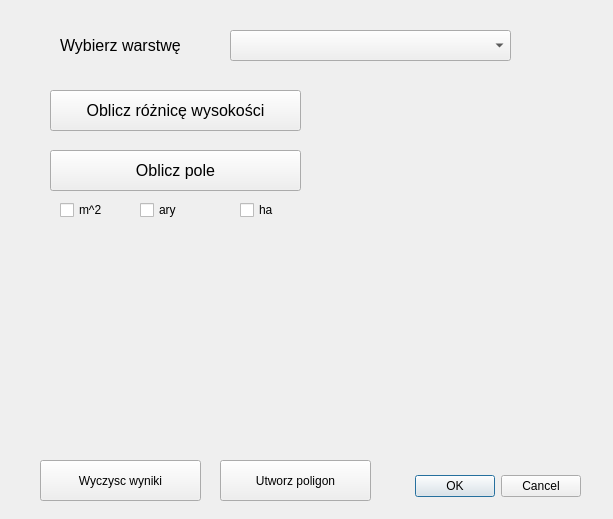
Old version of the form projekt_2_ig/projekt_2_ig_dialog_base.ui in the repository Dzik37/projkektna5.
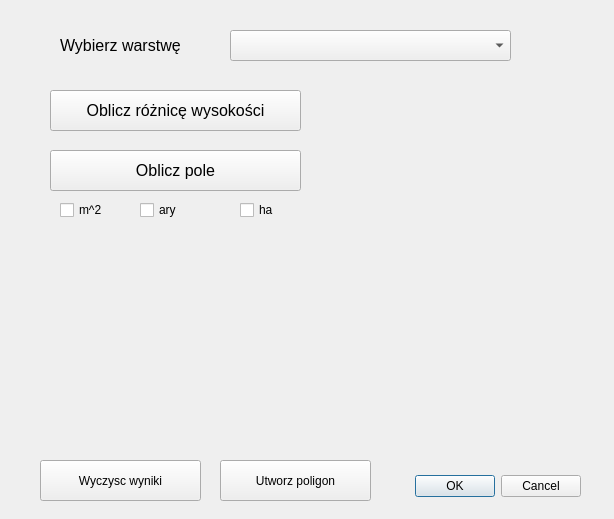
New version of the form. Custom widgets are drawn as their Qt base class.

```diff
--- a/projekt_2_ig/projekt_2_ig_dialog_base.ui
+++ b/projekt_2_ig/projekt_2_ig_dialog_base.ui
@@ -6,7 +6,7 @@
    <rect>
     <x>0</x>
     <y>0</y>
-    <width>613</width>
+    <width>614</width>
     <height>519</height>
    </rect>
   </property>
@@ -137,12 +137,17 @@
   <widget class="QLabel" name="label_pole_result">
    <property name="geometry">
     <rect>
-     <x>340</x>
+     <x>330</x>
      <y>150</y>
-     <width>241</width>
+     <width>271</width>
      <height>41</height>
     </rect>
    </property>
+   <property name="font">
+    <font>
+     <pointsize>12</pointsize>
+    </font>
+   </property>
    <property name="text">
     <string/>
    </property>
```
